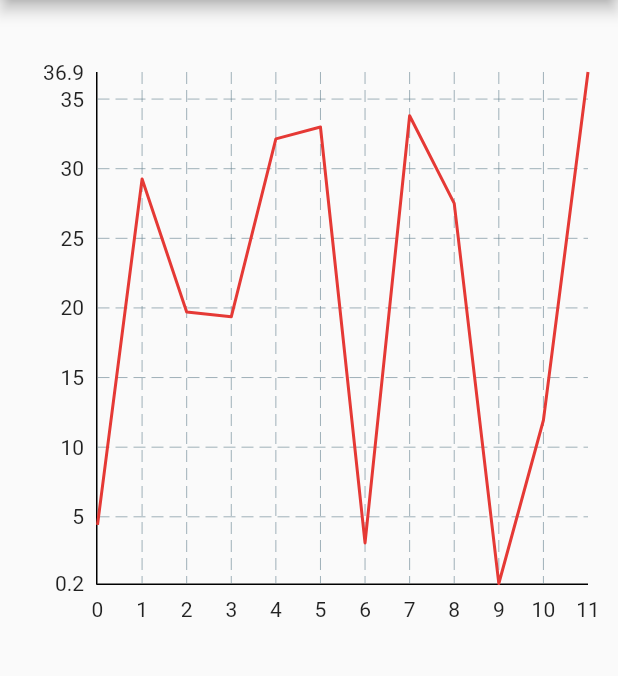
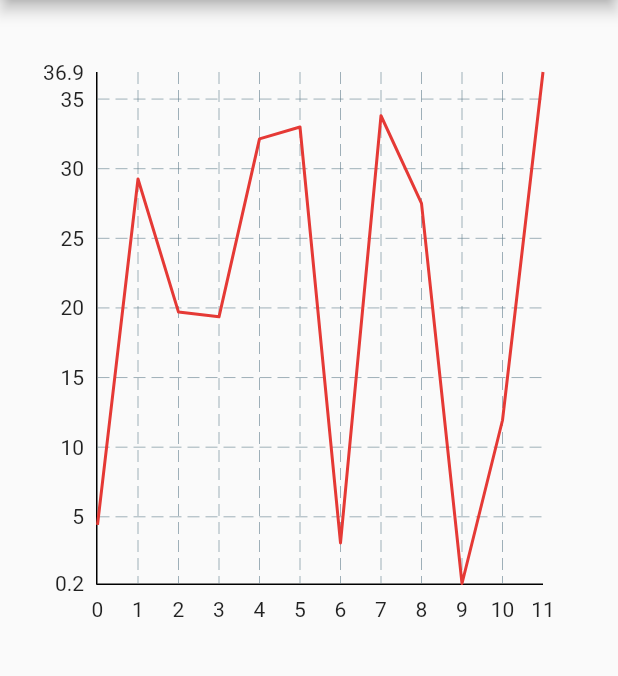
Before and after one commit to gekkegerard/airtastic, a Flutter app: the screen it shows after launch, on a phone screen of 412 x 824 dp, the part 84-760 px from its top. Run offline on Flutter 3.47's test engine with Material 2 defaults, Android fonts, the phone set to English and light mode, and no system bars; drawn by our look-alikes of fl_chart.

Commit message:
Padding gefixt van chart

```diff
--- a/lib/line_chart_widget.dart
+++ b/lib/line_chart_widget.dart
@@ -45,6 +45,9 @@ class _LineChartWidgetState extends State<LineChartWidget> {
     return AspectRatio(
         aspectRatio:
             1, // Prefer using *AspectRatio* over SizedBox so that the graph is not skewed on different screen sizes
+        child: Padding(
+          padding: const EdgeInsets.fromLTRB(
+              0, 0, 30, 0), // Add a bit of padding to the right
           child: LineChart(
             LineChartData(
               gridData: FlGridData(
@@ -56,13 +59,16 @@ class _LineChartWidgetState extends State<LineChartWidget> {
                 show: true,
               ),
               titlesData: FlTitlesData(
-            rightTitles: AxisTitles(sideTitles: SideTitles(showTitles: false)),
-            topTitles: AxisTitles(sideTitles: SideTitles(showTitles: false)),
+                rightTitles:
+                    AxisTitles(sideTitles: SideTitles(showTitles: false)),
+                topTitles:
+                    AxisTitles(sideTitles: SideTitles(showTitles: false)),
               ),
               lineBarsData: [
                 LineChartBarData(
                   color: Colors.red[600],
-              spots: points.map((point) => FlSpot(point.x, point.y)).toList(),
+                  spots:
+                      points.map((point) => FlSpot(point.x, point.y)).toList(),
                   isCurved: false,
                   dotData: FlDotData(
                     show: false,
@@ -72,6 +78,6 @@ class _LineChartWidgetState extends State<LineChartWidget> {
               ],
             ),
           ),
-    );
+        ));
   }
 }
```
Lines whose indentation alone changed are shown as unchanged.
